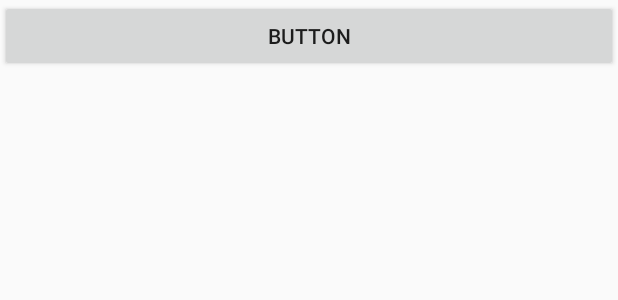
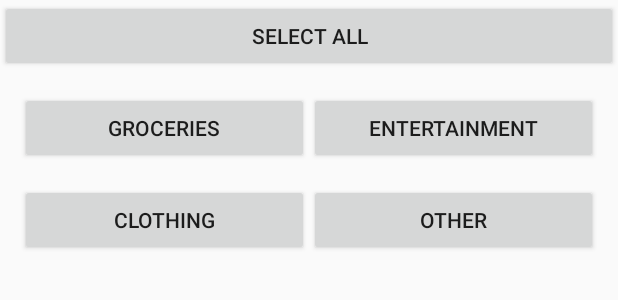
Before and after one commit to xhuang98/Expensepedia, an Android app: the layout manual_sort.xml on its own in the app's theme, with its tools: preview values and no code run, on a phone screen of 412 x 824 dp. Shown: the top 300 px of the screen. Run offline under Robolectric (Android 15) with nearby library versions, the phone set to English and light mode, and no system bars.

Commit message:
making the sorting layout

```diff
--- a/app/src/main/AndroidManifest.xml
+++ b/app/src/main/AndroidManifest.xml
@@ -20,6 +20,7 @@
             </intent-filter>
         </activity>
         <activity android:name=".BarGraphActivity"></activity>
+        <activity android:name=".ManualSortActivity"></activity>
 
         <provider
             android:name="android.support.v4.content.FileProvider"
--- a/app/src/main/res/layout/manual_sort.xml
+++ b/app/src/main/res/layout/manual_sort.xml
@@ -1,24 +1,88 @@
 <?xml version="1.0" encoding="utf-8"?>
-<android.support.constraint.ConstraintLayout
-    xmlns:android="http://schemas.android.com/apk/res/android" android:layout_width="match_parent"
-    android:layout_height="match_parent">
+<LinearLayout xmlns:android="http://schemas.android.com/apk/res/android" android:layout_width="match_parent"
+    android:layout_height="match_parent"
+    android:orientation="vertical">
 
     <LinearLayout
         android:layout_width="match_parent"
-        android:layout_height="fill_parent"
+        android:layout_height="wrap_content"
+        android:layout_weight="0"
         android:gravity="top"
         android:orientation="horizontal">
 
         <Button
-            android:id="@+id/button2"
+            android:id="@+id/selectAllBtn"
             android:layout_width="wrap_content"
             android:layout_height="wrap_content"
             android:layout_weight="1"
-            android:text="Button" />
+            android:text="Select All" />
     </LinearLayout>
 
-    <ListView
-        android:id="@+id/itemsList"
+    <LinearLayout
         android:layout_width="match_parent"
-        android:layout_height="match_parent" />
-</android.support.constraint.ConstraintLayout>
+        android:layout_height="wrap_content"
+        android:layout_marginLeft="20px"
+        android:layout_marginRight="20px"
+        android:layout_marginTop="20px"
+        android:layout_weight="0"
+        android:orientation="horizontal">
+
+        <Button
+            android:id="@+id/groceriesBtn"
+            android:layout_width="100px"
+            android:layout_height="wrap_content"
+            android:layout_weight="1"
+            android:text="Groceries"
+            android:textSize="14sp" />
+
+        <Button
+            android:id="@+id/EntertainmentBtn"
+            android:layout_width="100px"
+            android:layout_height="wrap_content"
+            android:layout_weight="1"
+            android:text="Entertainment"
+            android:textSize="14sp" />
+    </LinearLayout>
+
+    <LinearLayout
+        android:layout_width="match_parent"
+        android:layout_height="wrap_content"
+        android:layout_margin="20px"
+        android:layout_marginBottom="20px"
+        android:layout_marginLeft="20px"
+        android:layout_marginRight="20px"
+        android:layout_weight="0"
+        android:orientation="horizontal">
+
+        <Button
+            android:id="@+id/clothingBtn"
+            android:layout_width="100px"
+            android:layout_height="wrap_content"
+            android:layout_weight="1"
+            android:text="Clothing"
+            android:textSize="14sp" />
+
+        <Button
+            android:id="@+id/otherBtn"
+            android:layout_width="100px"
+            android:layout_height="wrap_content"
+            android:layout_weight="1"
+            android:text="Other"
+            android:textSize="14sp" />
+    </LinearLayout>
+
+    <LinearLayout
+        android:layout_width="match_parent"
+        android:layout_height="match_parent"
+        android:layout_weight="1"
+        android:orientation="horizontal">
+
+        <ListView
+            android:id="@+id/itemsList"
+            android:layout_width="match_parent"
+            android:layout_height="match_parent">
+
+        </ListView>
+    </LinearLayout>
+
+</LinearLayout>
```
Also changed, not shown: app/src/main/java/uofthacks/expensepedia/MainActivity.java (+9 -0 lines), app/src/main/java/uofthacks/expensepedia/ManualSortActivity.java (added, +29 -0 lines), app/src/main/res/layout/activity_main.xml (+6 -8 lines).
